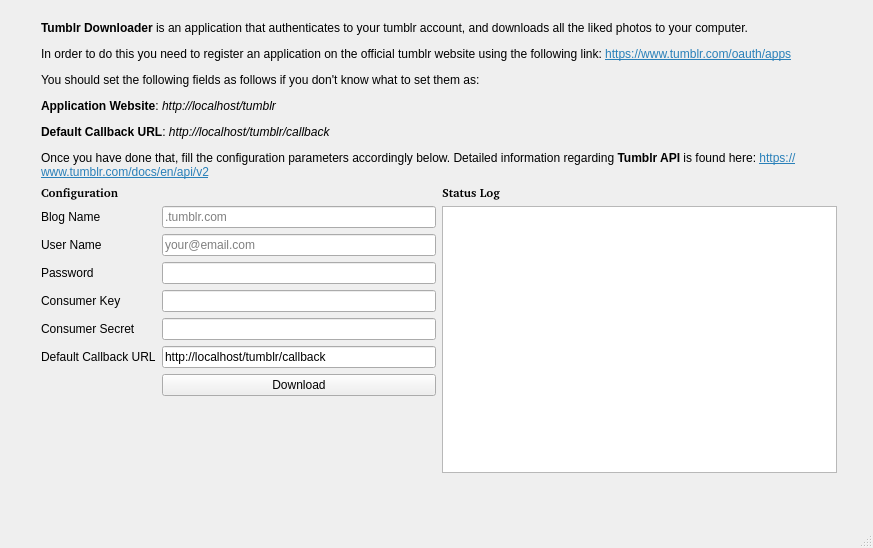
First picture: the form in tumblr-downloader-gui/mainwindow.ui, repository neuro-sys/tumblr-likes-downloader, before the edit.
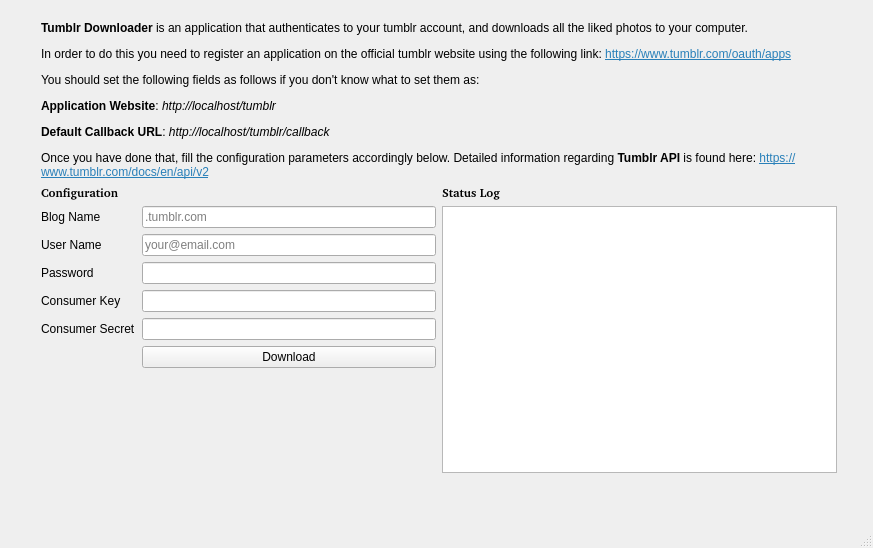
Second picture: the form after the edit.

Commit message: Remove default callback for ease of use

What changed in the file:
```diff
--- a/tumblr-downloader-gui/mainwindow.ui
+++ b/tumblr-downloader-gui/mainwindow.ui
@@ -150,27 +150,7 @@
          <item row="4" column="1">
           <widget class="QLineEdit" name="consumerSecretLineEdit"/>
          </item>
-         <item row="6" column="0">
-          <widget class="QLabel" name="defaultCallbackURLLabel">
-           <property name="whatsThis">
-            <string/>
-           </property>
-           <property name="text">
-            <string>Default Callback URL</string>
-           </property>
-          </widget>
-         </item>
          <item row="6" column="1">
-          <widget class="QLineEdit" name="defaultCallbackURLLineEdit">
-           <property name="text">
-            <string>http://localhost/tumblr/callback</string>
-           </property>
-           <property name="readOnly">
-            <bool>true</bool>
-           </property>
-          </widget>
-         </item>
-         <item row="7" column="1">
           <widget class="QPushButton" name="pushButton">
            <property name="text">
             <string>Download</string>
```
The commit also changes 2 other files.
